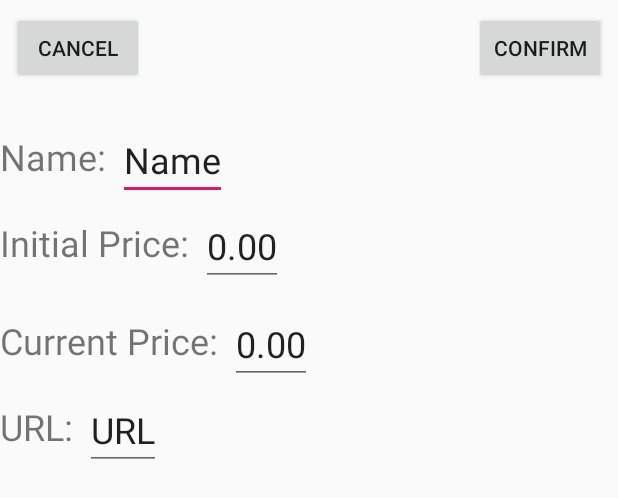
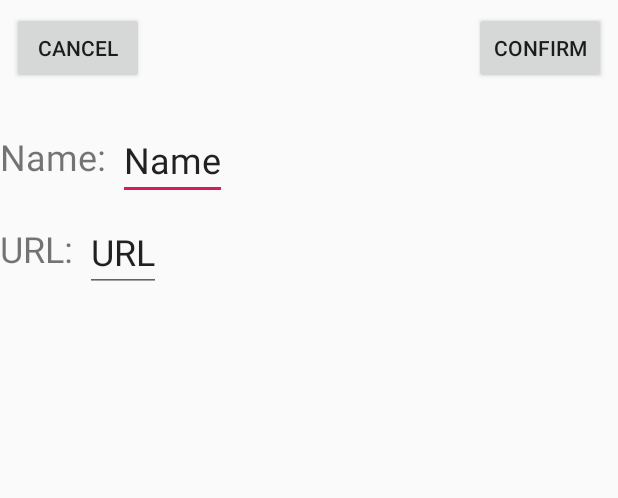
Before and after one commit to isaigonz48/MyPriceWatcher, an Android app: the layout activity_add_edit_item.xml on its own in the app's theme, with its tools: preview values and no code run, on a phone screen of 412 x 824 dp. Shown: the top 498 px of the screen. Run offline under Robolectric (Android 15) with nearby library versions, the phone set to English and light mode, and no system bars.

Commit message:
Removed ability to set current and initial price.. not tested

```diff
--- a/app/src/main/AndroidManifest.xml
+++ b/app/src/main/AndroidManifest.xml
@@ -30,7 +30,7 @@
 
         </activity>
         <activity android:name=".DetailedItemActivity" />
-        <activity android:name=".addEditItemActivity"/>
+        <activity android:name=".AddEditItemActivity"/>
     </application>
 
 </manifest>
--- a/app/src/main/java/edu/utep/cs/cs4330/mypricewatcher/AddEditItemActivity.java
+++ b/app/src/main/java/edu/utep/cs/cs4330/mypricewatcher/AddEditItemActivity.java
@@ -14,6 +14,7 @@
 package edu.utep.cs.cs4330.mypricewatcher;
 
 import android.content.Intent;
+import android.content.SharedPreferences;
 import android.net.Uri;
 import android.support.v7.app.AppCompatActivity;
 import android.os.Bundle;
@@ -26,8 +27,8 @@ import android.widget.Toast;
 public class AddEditItemActivity extends AppCompatActivity {
 
     private EditText itemName;
-    private EditText initPrice;
-    private EditText curPrice;
+    //private EditText initPrice;
+    //private EditText curPrice;
     private EditText itemUrl;
 
     private Button cancelButton;
@@ -48,8 +49,8 @@ public class AddEditItemActivity extends AppCompatActivity {
         boolean adding = i.getBooleanExtra("adding", true);
 
         itemName = findViewById(R.id.itemName);
-        initPrice = findViewById(R.id.initPrice);
-        curPrice = findViewById(R.id.curPrice);
+        //initPrice = findViewById(R.id.initPrice);
+        //curPrice = findViewById(R.id.curPrice);
         itemUrl = findViewById(R.id.itemUrl);
 
         list = ItemList.getInstance();
@@ -61,11 +62,11 @@ public class AddEditItemActivity extends AppCompatActivity {
             editItem = list.get(pos);
 
             itemName.setText(editItem.getName());
-            initPrice.setText(String.format("%.02f", editItem.getInitPrice()));
-            curPrice.setText(String.format("%.02f", editItem.getCurPrice()));
+            //initPrice.setText(String.format("%.02f", editItem.getInitPrice()));
+            //curPrice.setText(String.format("%.02f", editItem.getCurPrice()));
             itemUrl.setText(editItem.getUrl());
 
-            initPrice.setEnabled(false);
+            //initPrice.setEnabled(false);
         }else{
             ///// Check if a url was shared and set it if yes.
             if(i.getStringExtra("sharedUrl") != null){
@@ -75,7 +76,7 @@ public class AddEditItemActivity extends AppCompatActivity {
         }
 
         ///// Automatically change the current price as the initial price is being set.
-        initPrice.addTextChangedListener(new TextWatcher() {
+        /*initPrice.addTextChangedListener(new TextWatcher() {
             @Override
             public void beforeTextChanged(CharSequence s, int start, int count, int after) {
 
@@ -90,7 +91,7 @@ public class AddEditItemActivity extends AppCompatActivity {
             public void afterTextChanged(Editable s) {
 
             }
-        });
+        });*/
 
         cancelButton = findViewById(R.id.cancelButton);
         confirmButton = findViewById(R.id.confirmButton);
@@ -109,9 +110,12 @@ public class AddEditItemActivity extends AppCompatActivity {
 
             ///// If adding the item, create the new item first
             if(adding){
-                Item newItem = new Item(itemName.getText().toString(), Double.parseDouble(initPrice.getText().toString()), itemUrl.getText().toString());
-                newItem.setCurPrice(Double.parseDouble(curPrice.getText().toString()));
+                double initPrice = 100*Math.random();
+                Item newItem = new Item(itemName.getText().toString(), initPrice, itemUrl.getText().toString());
+                newItem.setCurPrice(initPrice);
                 list.add(newItem);
+
+
 
                 Intent result = new Intent();
                 result.setData(Uri.parse("ITEM_ADD"));
@@ -119,7 +123,7 @@ public class AddEditItemActivity extends AppCompatActivity {
                 finish();
             }else{
                 editItem.setName(itemName.getText().toString());
-                editItem.setCurPrice(Double.parseDouble(curPrice.getText().toString()));
+                //editItem.setCurPrice(Double.parseDouble(curPrice.getText().toString()));
                 editItem.setURL(itemUrl.getText().toString());
 
                 Intent result = new Intent();
--- a/app/src/main/res/layout/activity_add_edit_item.xml
+++ b/app/src/main/res/layout/activity_add_edit_item.xml
@@ -4,7 +4,7 @@
     xmlns:tools="http://schemas.android.com/tools"
     android:layout_width="match_parent"
     android:layout_height="match_parent"
-    tools:context=".addEditItemActivity">
+    tools:context=".AddEditItemActivity">
 
     <EditText
         android:id="@+id/itemName"
@@ -18,41 +18,17 @@
         app:layout_constraintTop_toBottomOf="@+id/cancelButton" />
 
     <EditText
-        android:id="@+id/initPrice"
-        android:layout_width="wrap_content"
-        android:layout_height="wrap_content"
-        android:layout_marginStart="8dp"
-        android:layout_marginTop="4dp"
-        android:inputType="numberDecimal"
-        android:text="0.00"
-        android:textSize="24sp"
-        app:layout_constraintStart_toEndOf="@+id/initPriceText"
-        app:layout_constraintTop_toBottomOf="@id/itemName" />
-
-    <EditText
-        android:id="@+id/curPrice"
-        android:layout_width="wrap_content"
-        android:layout_height="wrap_content"
-        android:layout_marginStart="8dp"
-        android:layout_marginTop="12dp"
-        android:inputType="numberDecimal"
-        android:text="0.00"
-        android:textSize="24sp"
-        app:layout_constraintStart_toEndOf="@+id/curPriceText"
-        app:layout_constraintTop_toBottomOf="@id/initPrice" />
-
-    <EditText
         android:id="@+id/itemUrl"
         android:layout_width="wrap_content"
         android:layout_height="wrap_content"
         android:layout_marginStart="8dp"
-        android:layout_marginTop="4dp"
+        android:layout_marginTop="8dp"
         android:inputType="text"
         android:maxWidth="325dp"
         android:text="URL"
         android:textSize="24sp"
         app:layout_constraintStart_toEndOf="@+id/itemUrlText"
-        app:layout_constraintTop_toBottomOf="@id/curPrice" />
+        app:layout_constraintTop_toBottomOf="@+id/itemName" />
 
     <Button
         android:id="@+id/cancelButton"
@@ -85,26 +61,6 @@
         tools:layout_editor_absoluteX="8dp" />
 
     <TextView
-        android:id="@+id/initPriceText"
-        android:layout_width="wrap_content"
-        android:layout_height="wrap_content"
-        android:layout_marginTop="8dp"
-        android:text="@string/editInitial"
-        android:textSize="24sp"
-        app:layout_constraintTop_toTopOf="@+id/initPrice"
-        tools:layout_editor_absoluteX="7dp" />
-
-    <TextView
-        android:id="@+id/curPriceText"
-        android:layout_width="wrap_content"
-        android:layout_height="wrap_content"
-        android:layout_marginTop="8dp"
-        android:text="@string/editCurrent"
-        android:textSize="24sp"
-        app:layout_constraintTop_toTopOf="@+id/curPrice"
-        tools:layout_editor_absoluteX="8dp" />
-
-    <TextView
         android:id="@+id/itemUrlText"
         android:layout_width="wrap_content"
         android:layout_height="wrap_content"
```
